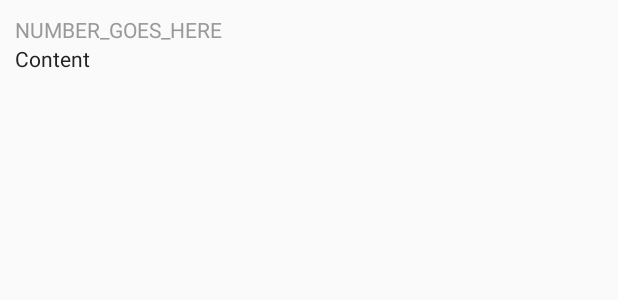
After one commit to shaitancoder/SMS-Application, an Android app: the layout msg_list_item.xml on its own in the app's theme, with its tools: preview values and no code run, on a phone screen of 412 x 824 dp. The commit adds this screen. Shown: the top 300 px of the screen. Run offline under Robolectric (Android 15) with nearby library versions, the phone set to English and light mode, and no system bars.

Commit message:
Recycler View and Floating button with sms loading added

```diff
--- a/app/build.gradle
+++ b/app/build.gradle
@@ -22,5 +22,8 @@ android {
 dependencies {
     compile fileTree(dir: 'libs', include: ['*.jar'])
     testCompile 'junit:junit:4.12'
-    compile 'com.android.support:appcompat-v7:23.4.0'
+    compile 'com.android.support:appcompat-v7:23.1.1'
+    compile 'com.android.support:design:23.1.1'
+    compile 'com.android.support:recyclerview-v7:23.1.1'
+
 }
--- /dev/null
+++ b/app/src/main/res/layout/msg_list_item.xml
@@ -0,0 +1,22 @@
+<?xml version="1.0" encoding="utf-8"?>
+<LinearLayout xmlns:android="http://schemas.android.com/apk/res/android"
+    android:orientation="vertical" android:layout_width="match_parent"
+    android:layout_height="wrap_content"
+    android:layout_margin="10dp">
+    <TextView
+        android:id="@+id/smsNumberText"
+        android:layout_width="fill_parent"
+        android:layout_height="wrap_content"
+        android:text="NUMBER_GOES_HERE"
+        android:textColor="@color/number">
+    </TextView>
+    <TextView
+        android:id="@+id/smsContent"
+        android:layout_width="fill_parent"
+        android:layout_height="wrap_content"
+        android:layout_below="@id/smsNumberText"
+        android:text="Content"
+        android:textColor="@color/content">
+    </TextView>
+
+</LinearLayout>
--- a/app/src/main/res/values/colors.xml
+++ b/app/src/main/res/values/colors.xml
@@ -3,4 +3,6 @@
     <color name="colorPrimary">#3F51B5</color>
     <color name="colorPrimaryDark">#303F9F</color>
     <color name="colorAccent">#FF4081</color>
+    <color name="number">#999999</color>
+    <color name="content">#222222</color>
 </resources>
--- a/app/src/main/res/values/dimens.xml
+++ b/app/src/main/res/values/dimens.xml
@@ -2,4 +2,5 @@
     <!-- Default screen margins, per the Android Design guidelines. -->
     <dimen name="activity_horizontal_margin">16dp</dimen>
     <dimen name="activity_vertical_margin">16dp</dimen>
+    <dimen name="fab_margin">16dp</dimen>
 </resources>
--- a/app/src/main/res/values/styles.xml
+++ b/app/src/main/res/values/styles.xml
@@ -7,5 +7,6 @@
         <item name="colorPrimaryDark">@color/colorPrimaryDark</item>
         <item name="colorAccent">@color/colorAccent</item>
     </style>
-
+    <style name="AppTheme.PopupOverlay" parent="Theme.AppCompat.Light.NoActionBar" />
+    <style name="AppTheme.AppBarOverlay" parent="Theme.AppCompat.Light.NoActionBar" />
 </resources>
```
Also changed, not shown: app/src/main/AndroidManifest.xml (+6 -1 lines), app/src/main/java/com/smsapplication/MainActivity.java (+64 -1 lines), app/src/main/java/com/smsapplication/NewMessageActivity.java (added, +9 -0 lines), app/src/main/java/com/smsapplication/SMSAdapter.java (added, +45 -0 lines), app/src/main/java/com/smsapplication/SMSData.java (added, +25 -0 lines), app/src/main/res/layout/activity_main.xml (+12 -8 lines), app/src/main/res/layout/msg_list.xml (added, +11 -0 lines), app/src/main/res/drawable/ic_email.png (added).
